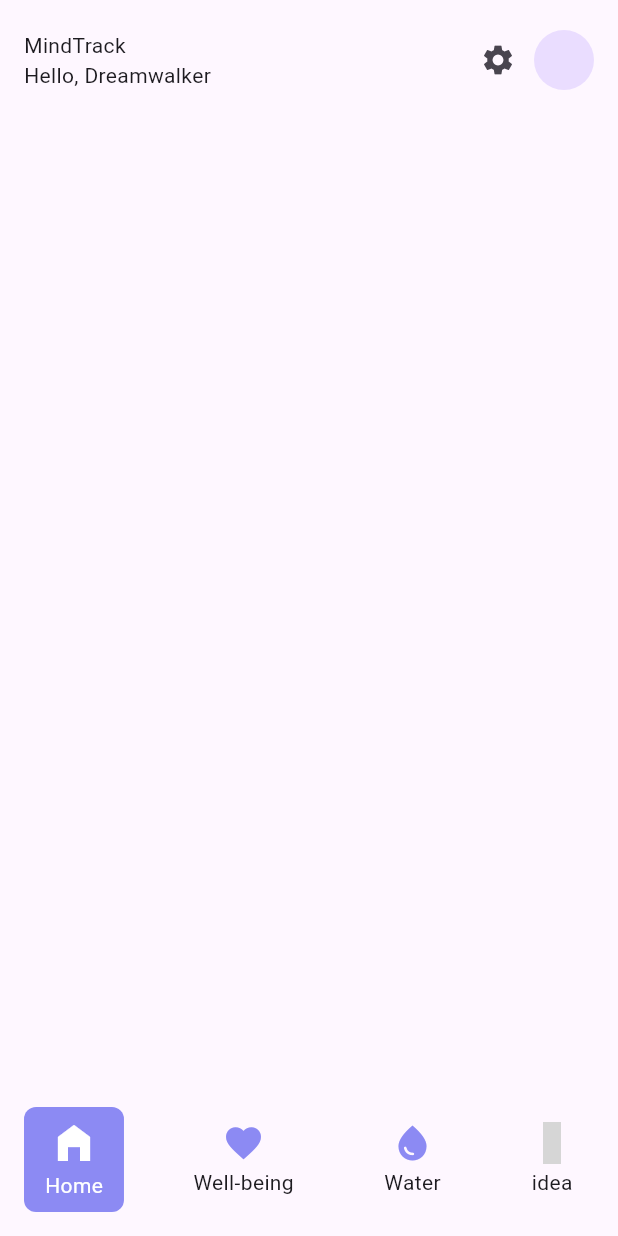
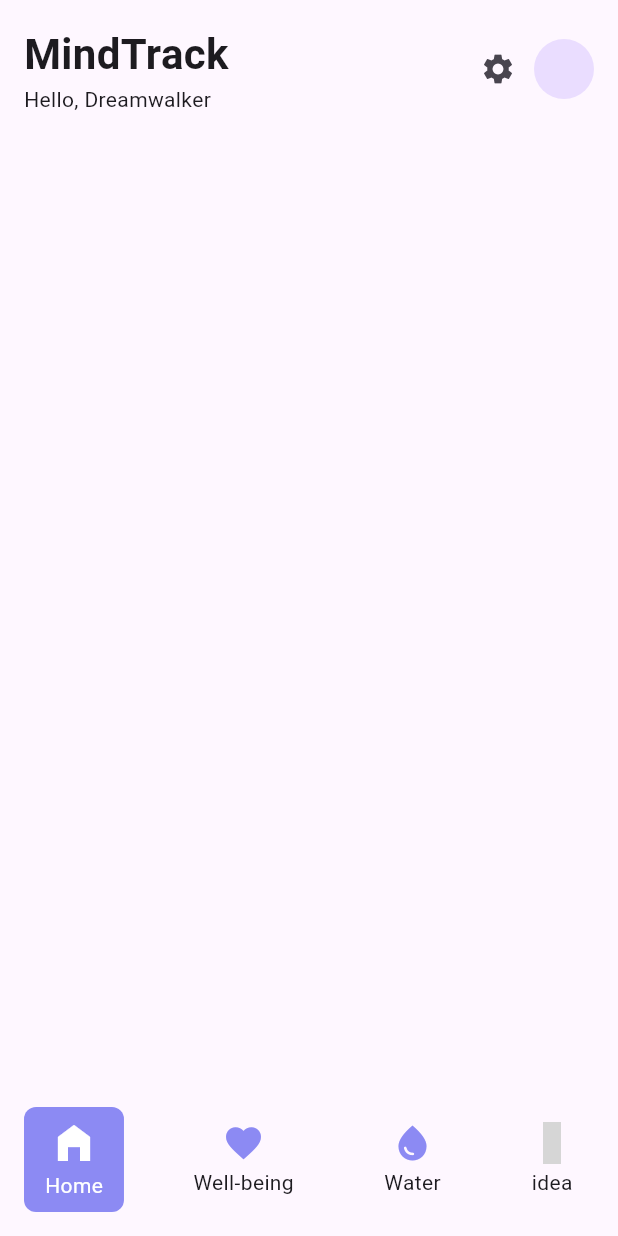
Before and after one commit to JAICHANGPARK/flutter_notebook_chapter_43, a Flutter app: the HabitJournalMainScreen screen opened directly, on a phone screen of 412 x 824 dp. Run offline on Flutter 3.47's test engine with Material 3 defaults, Android fonts, the phone set to English and light mode, and no system bars; our stand-ins replace gap, hugeicons; grey boxes are pictures that could not be loaded.

Commit message:
Update habit_journal_home_screen.dart

```diff
--- a/lib/ep2173_habit_journal_app/ui/home/habit_journal_home_screen.dart
+++ b/lib/ep2173_habit_journal_app/ui/home/habit_journal_home_screen.dart
@@ -23,6 +23,10 @@ class _HabitJournalHomeScreenState extends State<HabitJournalHomeScreen> {
                     children: [
                       Text(
                         "MindTrack",
+                        style: TextStyle(
+                          fontSize: 28,
+                          fontWeight: FontWeight.bold,
+                        ),
                       ),
                       Text(
                         "Hello, Dreamwalker",
```
